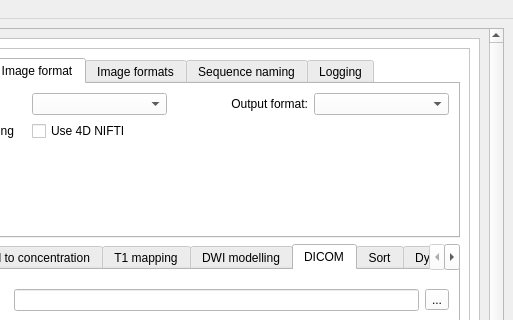
The window that madym/qt_gui/madym_gui.ui (michaelberks/madym_cxx) describes before a commit, drawn with Qt 5; both pictures show x 669 to 1182 and y 0 to 320 of the 1182 by 838 pixel window.
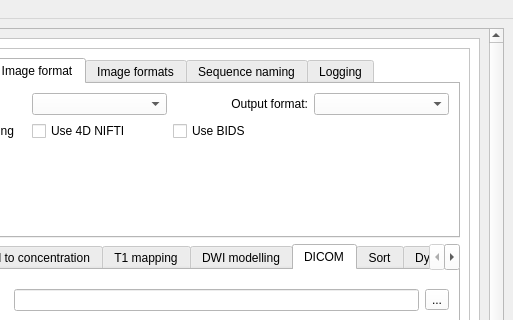
The same window after the commit. The open tabs and pages were chosen to show the change. Icons and pictures are not drawn.

```diff
--- a/madym/qt_gui/madym_gui.ui
+++ b/madym/qt_gui/madym_gui.ui
@@ -41,8 +41,8 @@
         <rect>
          <x>0</x>
          <y>0</y>
-         <width>1145</width>
-         <height>803</height>
+         <width>1137</width>
+         <height>869</height>
         </rect>
        </property>
        <layout class="QHBoxLayout" name="horizontalLayout_2">
@@ -843,6 +843,13 @@
                      </property>
                     </spacer>
                    </item>
+                   <item row="1" column="2">
+                    <widget class="QCheckBox" name="bidsCheckBox">
+                     <property name="text">
+                      <string>Use BIDS</string>
+                     </property>
+                    </widget>
+                   </item>
                   </layout>
                  </widget>
                  <widget class="QWidget" name="dicomFormatTab">
```
Left out of the diff: 4 changed lines with no effect on the pictures.
